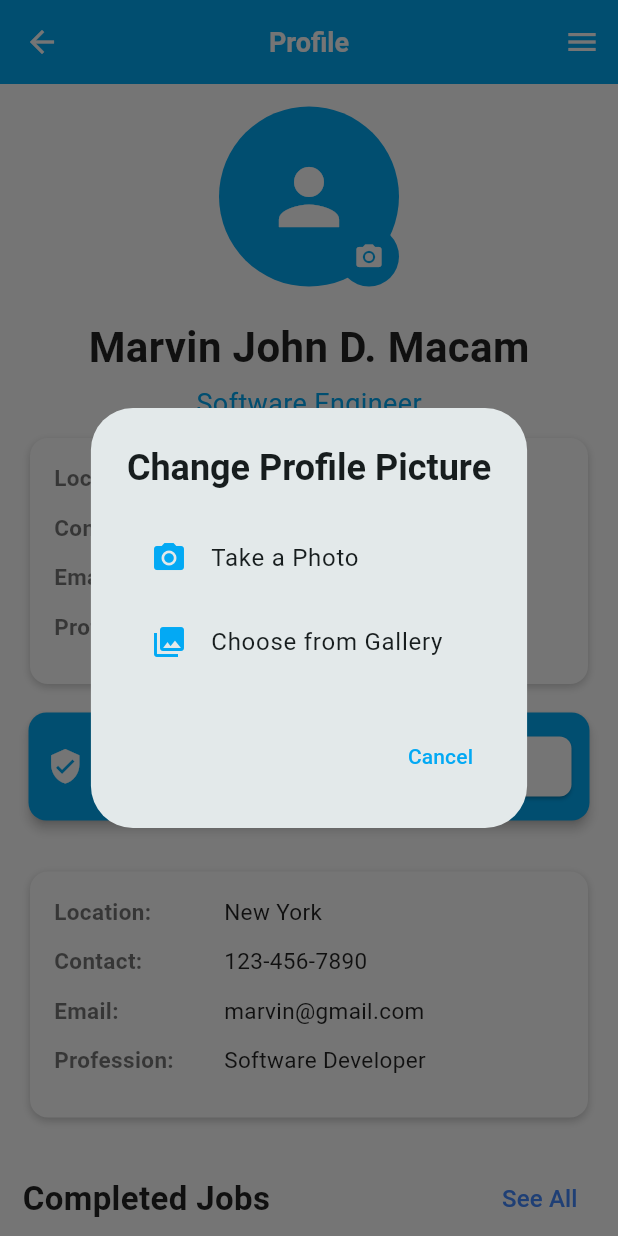
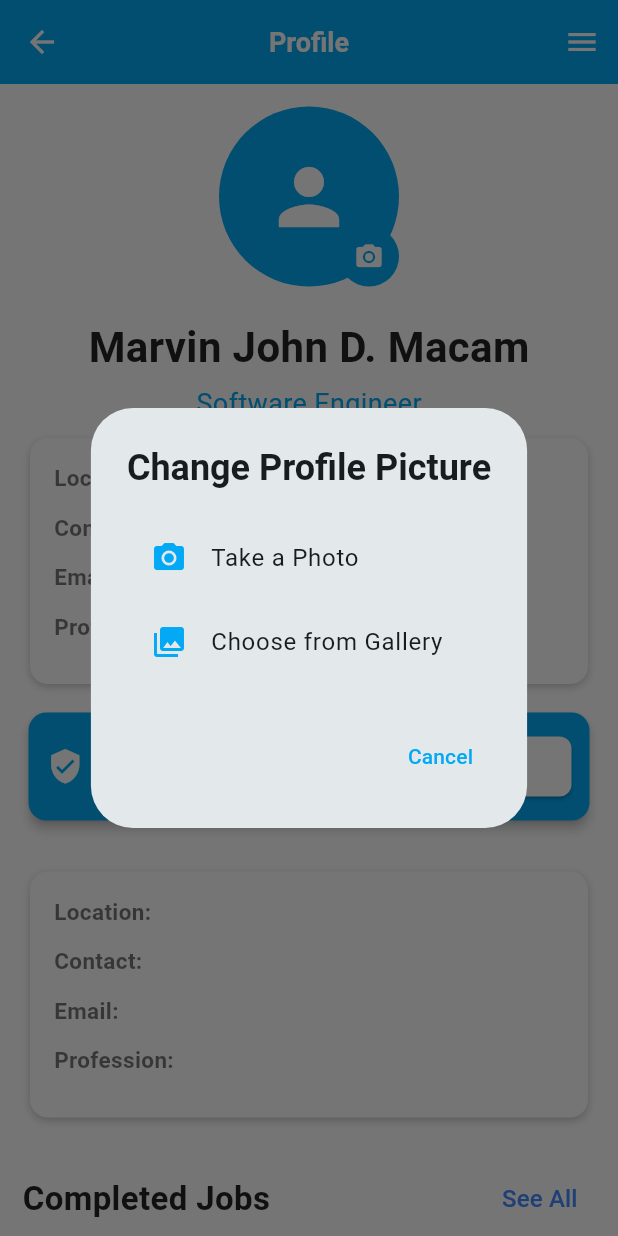
Before and after one commit to cchrisha/Community-Guild, a Flutter app: the ProfilePage screen opened directly, after a tap on the "camera alt" icon, on a phone screen of 412 x 824 dp. Run offline on Flutter 3.47's test engine with Material 3 defaults, Android fonts, the phone set to English and light mode, and no system bars; our stand-ins replace bloc, equatable, flutter_bloc, get, google_fonts, image_picker and 1 more; accounts and stored records are empty.

Commit message:
removed add info

```diff
--- a/lib/repository/auth_repository.dart
+++ b/lib/repository/auth_repository.dart
@@ -15,7 +15,6 @@ class AuthRepository {
     required String location,
     required String contact,
     required String profession,
-    required String addinfo,
   }) async {
     final response = await httpClient.post(
       Uri.parse('https://api-tau-plum.vercel.app/api/userSignup'),
@@ -28,7 +27,6 @@ class AuthRepository {
         'location': location,
         'contact': contact,
         'profession': profession,
-        'addinfo': addinfo,
       }),
     );
 
--- a/lib/widget/profile/profile_info_card.dart
+++ b/lib/widget/profile/profile_info_card.dart
@@ -23,13 +23,13 @@ class ProfileInfoCard extends StatelessWidget {
       child: const Column(
         crossAxisAlignment: CrossAxisAlignment.start,
         children: [
-          ProfileInfoRow(label: 'Location:', value: 'New York'),
-          ProfileInfoRow(label: 'Contact:', value: '123-456-7890'),
+          ProfileInfoRow(label: 'Location:', value: ''),
+          ProfileInfoRow(label: 'Contact:', value: ''),
           ProfileInfoRow(
             label: 'Email:',
-            value: 'marvin@gmail.com',
+            value: '',
           ),
-          ProfileInfoRow(label: 'Profession:', value: 'Software Developer'),
+          ProfileInfoRow(label: 'Profession:', value: ''),
         ],
       ),
     );
```
Also changed, not shown: lib/bloc/user/auth_bloc.dart (+0 -7 lines), lib/models/userAuth_model.dart (+3 -6 lines), lib/screens/register_page.dart (+1 -9 lines).
